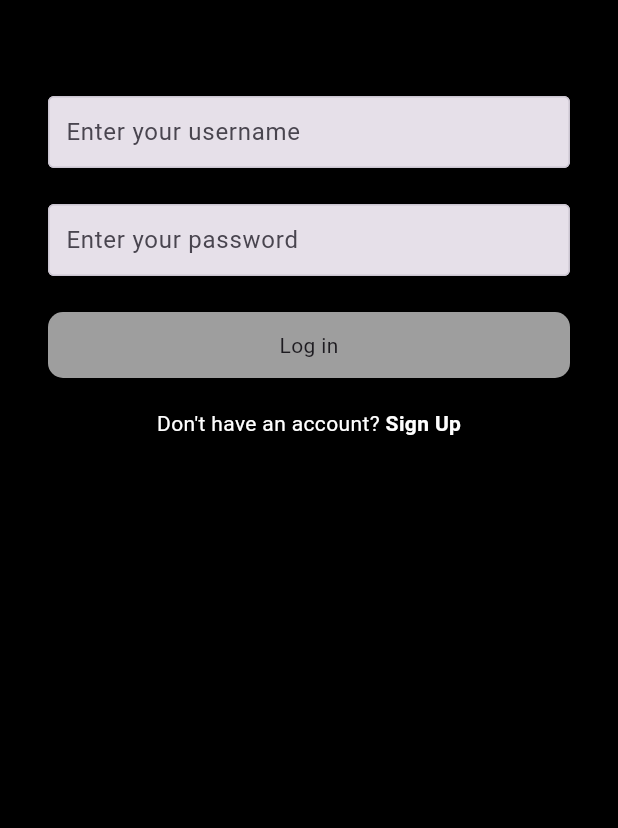
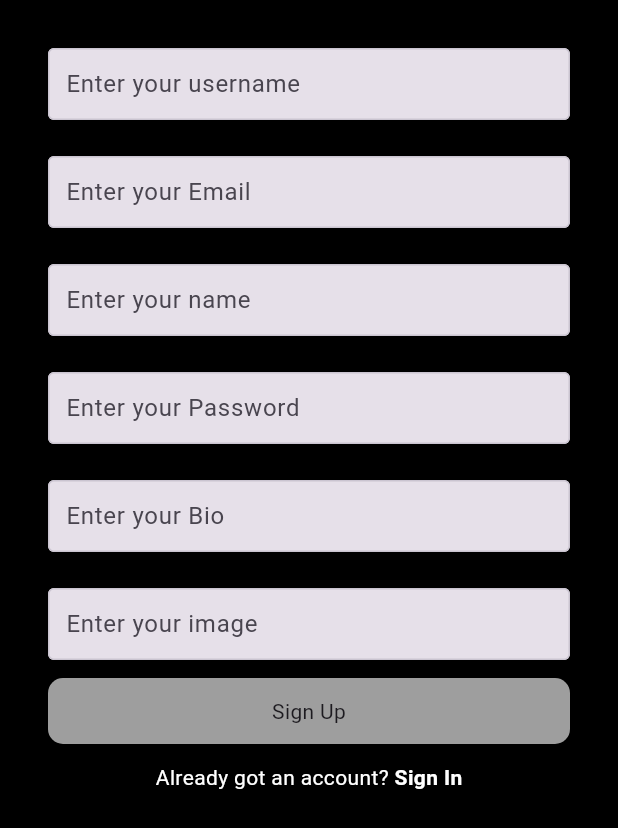
Before and after one commit to Sabra-xD/Threads-Replica, a Flutter app: the screen it shows after launch, on a phone screen of 412 x 824 dp. Shown: the top 828 px of the screen. Run offline on Flutter 3.47's test engine with Material 3 defaults, Android fonts, the phone set to English and light mode, and no system bars; our stand-ins replace get.

Commit message:
Sign Up Created and functioning

```diff
--- a/Frontend/threads_replica/lib/controller/signUpController.dart
+++ b/Frontend/threads_replica/lib/controller/signUpController.dart
@@ -1,23 +1,36 @@
 import 'dart:convert';
 
+import 'package:flutter/material.dart';
+import 'package:get/get.dart';
 import 'package:http/http.dart' as http;
 
-Future<void> signIp(username, email, name, password, bio) async {
-  const String url = "http://localhost:3000/api/users/login";
+class SignUpController extends GetxController {
+  final usernameController = TextEditingController();
+  final passwordController = TextEditingController();
+  final emailController = TextEditingController();
+  final nameController = TextEditingController();
+  final bioController = TextEditingController();
+  final imageController = TextEditingController();
+
+  Future<void> signup() async {
+    print("Inside the Sign UP Function");
+    const String url = "http://localhost:3000/api/users/signup";
 
     final Map<String, String> headers = {
       'Content-Type': 'application/json',
     };
 
     final Map<String, String> data = {
-    'username': username,
-    'email': email,
-    'name': name,
-    'password': password,
-    'bio': bio,
+      'username': usernameController.text,
+      'email': emailController.text,
+      'name': nameController.text,
+      'password': passwordController.text,
+      'bio': bioController.text,
     };
 
-  if (username != null && password != null && name != null) {
+    if (usernameController.text.isNotEmpty &&
+        passwordController.text.isNotEmpty &&
+        nameController.text.isNotEmpty) {
       try {
         final response = await http.post(Uri.parse(url),
             headers: headers, body: json.encode(data));
@@ -34,3 +47,4 @@ Future<void> signIp(username, email, name, password, bio) async {
       print("Post was failed due to insuficient input.");
     }
   }
+}
--- a/Frontend/threads_replica/lib/main.dart
+++ b/Frontend/threads_replica/lib/main.dart
@@ -1,5 +1,6 @@
 import 'package:flutter/material.dart';
 import 'package:threads_replica/views/login_screen.dart';
+import 'package:threads_replica/views/signup_screen.dart';
 
 void main() {
   runApp(const MyApp());
@@ -34,6 +35,6 @@ class _MyHomePageState extends State<MyHomePage> {
   @override
   Widget build(BuildContext context) {
     //Disable the debug banner here.
-    return SignInScreen();
+    return SignUpScreen();
   }
 }
--- a/Frontend/threads_replica/lib/views/signup_screen.dart
+++ b/Frontend/threads_replica/lib/views/signup_screen.dart
@@ -1,15 +1,145 @@
 import 'package:flutter/material.dart';
+import 'package:get/get.dart';
+import 'package:threads_replica/controller/signUpController.dart';
+import 'package:threads_replica/utils/colors.dart';
+import 'package:threads_replica/widgets/text_input_field.dart';
 
-class SignUpScreen extends StatefulWidget {
+class SignUpScreen extends StatelessWidget {
   const SignUpScreen({super.key});
 
   @override
-  State<SignUpScreen> createState() => _SignUpScreenState();
-}
-
-class _SignUpScreenState extends State<SignUpScreen> {
-  @override
   Widget build(BuildContext context) {
-    return const Placeholder();
+    final SignUpController signUpController = Get.put(SignUpController());
+    final GlobalKey<FormState> _formKey = GlobalKey<FormState>();
+    return Scaffold(
+      backgroundColor: Colors.black,
+      body: SafeArea(
+          child: Container(
+        padding: const EdgeInsets.symmetric(horizontal: 32),
+        width: double.infinity,
+        child: Column(
+          children: [
+            Form(
+                key: _formKey,
+                child: Column(
+                  crossAxisAlignment: CrossAxisAlignment.center,
+                  children: [
+                    const SizedBox(
+                      height: 32,
+                    ),
+                    //Username
+                    TextFieldInput(
+                        textEditingController:
+                            signUpController.usernameController,
+                        hintText: "Enter your username",
+                        textInputType: TextInputType.text,
+                        validator: (value) {
+                          if (value!.isEmpty) {
+                            return "Please enter your username";
+                          }
+                        }),
+                    const SizedBox(
+                      height: 24,
+                    ),
+                    //Email
+                    TextFieldInput(
+                        textEditingController: signUpController.emailController,
+                        hintText: "Enter your Email",
+                        textInputType: TextInputType.text,
+                        validator: (value) {
+                          if (value!.isEmpty) {
+                            return "Please enter your Email";
+                          }
+                        }),
+                    const SizedBox(
+                      height: 24,
+                    ),
+                    //name
+                    TextFieldInput(
+                        textEditingController: signUpController.nameController,
+                        hintText: "Enter your name",
+                        textInputType: TextInputType.text,
+                        validator: (value) {
+                          if (value!.isEmpty) {
+                            return "Please enter your name";
+                          }
+                        }),
+                    const SizedBox(
+                      height: 24,
+                    ),
+                    //Password
+                    TextFieldInput(
+                        textEditingController:
+                            signUpController.passwordController,
+                        hintText: "Enter your Password",
+                        textInputType: TextInputType.text,
+                        validator: (value) {
+                          if (value!.isEmpty) {
+                            return "Please enter your username";
+                          }
+                        }),
+                    const SizedBox(
+                      height: 24,
+                    ),
+                    //Bio
+                    TextFieldInput(
+                      textEditingController: signUpController.bioController,
+                      hintText: "Enter your Bio",
+                      textInputType: TextInputType.text,
+                    ),
+                    const SizedBox(
+                      height: 24,
+                    ),
+                    //Image
+                    TextFieldInput(
+                      textEditingController: signUpController.imageController,
+                      hintText: "Enter your image",
+                      textInputType: TextInputType.text,
+                    ),
+                  ],
+                )),
+            const SizedBox(
+              height: 12,
+            ),
+            InkWell(
+              onTap: () {
+                print("Inside the on Tap");
+                if (_formKey.currentState!.validate()) {
+                  print("Pressing on the Sign UP Button");
+                  signUpController.signup();
+                }
+              },
+              child: Container(
+                width: double.infinity,
+                alignment: Alignment.center,
+                padding: const EdgeInsets.symmetric(vertical: 12),
+                decoration: const ShapeDecoration(
+                  color: Colors.grey,
+                  shape: RoundedRectangleBorder(
+                    borderRadius: BorderRadius.all(Radius.circular(10)),
+                  ),
+                ),
+                child: const Text("Sign Up"),
+              ),
+            ),
+            const SizedBox(
+              height: 12,
+            ),
+            const Row(
+              mainAxisAlignment: MainAxisAlignment.center,
+              children: [
+                Text(
+                  "Already got an account? ",
+                  style: TextStyle(color: primaryColor),
+                ),
+                Text("Sign In",
+                    style: TextStyle(
+                        color: primaryColor, fontWeight: FontWeight.bold))
+              ],
+            )
+          ],
+        ),
+      )),
+    );
   }
 }
--- a/Frontend/threads_replica/lib/widgets/text_input_field.dart
+++ b/Frontend/threads_replica/lib/widgets/text_input_field.dart
@@ -5,14 +5,14 @@ class TextFieldInput extends StatelessWidget {
   final bool isPass;
   final String hintText;
   final TextInputType textInputType;
-  final String? Function(String?) validator;
+  final String? Function(String?)? validator;
   const TextFieldInput(
       {super.key,
       required this.textEditingController,
       this.isPass = false,
       required this.hintText,
       required this.textInputType,
-      required this.validator});
+      this.validator});
 
   @override
   Widget build(BuildContext context) {
```
Lines whose indentation alone changed are shown as unchanged.
